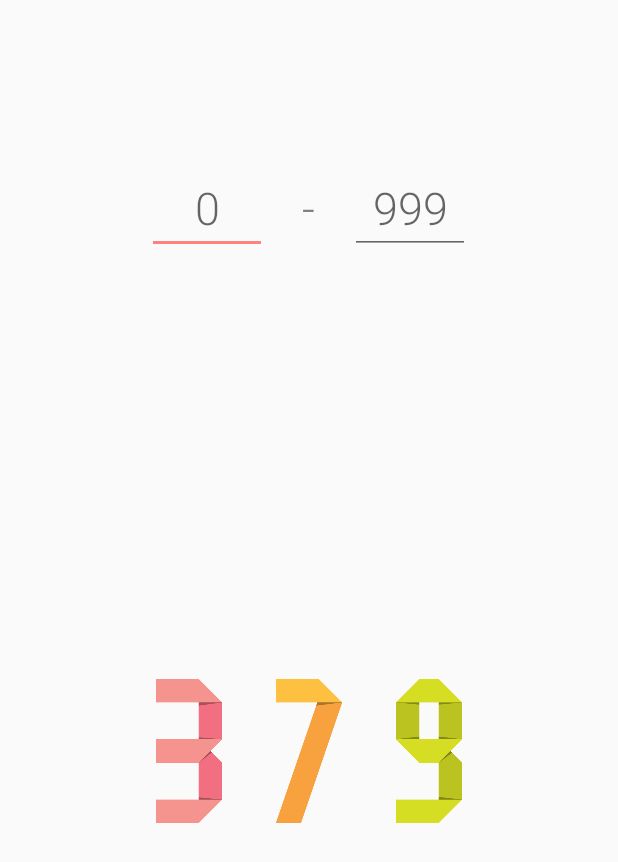
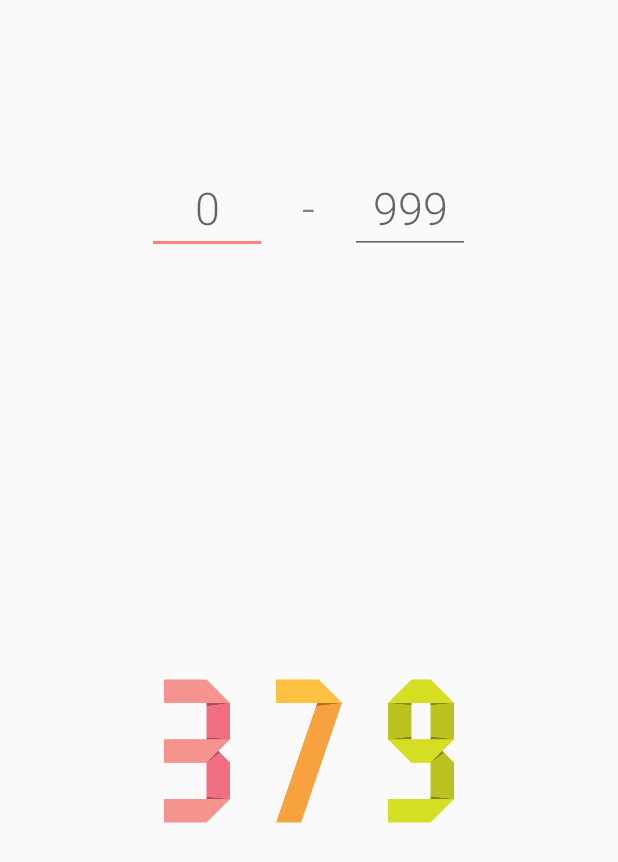
Before and after one commit to kulikovman/Randomizer, an Android app: the screen it shows after launch (MainActivity), on a phone screen of 412 x 824 dp. Shown: the top 862 px of the screen. Run offline under Robolectric (Android 15) with nearby library versions, the phone set to English and light mode, and no system bars; 3 statements that could not run were skipped.

Commit message:
Настроено правильное отображение картинок в макете

```diff
--- a/app/src/main/res/layout/new_activity_main.xml
+++ b/app/src/main/res/layout/new_activity_main.xml
@@ -1,8 +1,8 @@
 <?xml version="1.0" encoding="utf-8"?>
 <LinearLayout xmlns:android="http://schemas.android.com/apk/res/android"
+              xmlns:app="http://schemas.android.com/apk/res-auto"
               android:layout_width="match_parent"
               android:layout_height="match_parent"
-              xmlns:app="http://schemas.android.com/apk/res-auto"
               android:orientation="vertical">
 
     <LinearLayout
@@ -66,20 +66,29 @@
 
         <ImageView
             android:id="@+id/number_1"
-            android:layout_width="80dp"
+            android:layout_width="wrap_content"
             android:layout_height="100dp"
+            android:layout_marginEnd="15dp"
+            android:layout_marginStart="15dp"
+            android:adjustViewBounds="true"
             app:srcCompat="@drawable/num_p_3"/>
 
         <ImageView
             android:id="@+id/number_2"
-            android:layout_width="80dp"
+            android:layout_width="wrap_content"
             android:layout_height="100dp"
+            android:layout_marginEnd="15dp"
+            android:layout_marginStart="15dp"
+            android:adjustViewBounds="true"
             app:srcCompat="@drawable/num_p_7"/>
 
         <ImageView
             android:id="@+id/number_3"
-            android:layout_width="80dp"
+            android:layout_width="wrap_content"
             android:layout_height="100dp"
+            android:layout_marginEnd="15dp"
+            android:layout_marginStart="15dp"
+            android:adjustViewBounds="true"
             app:srcCompat="@drawable/num_p_9"/>
 
     </LinearLayout>
```
